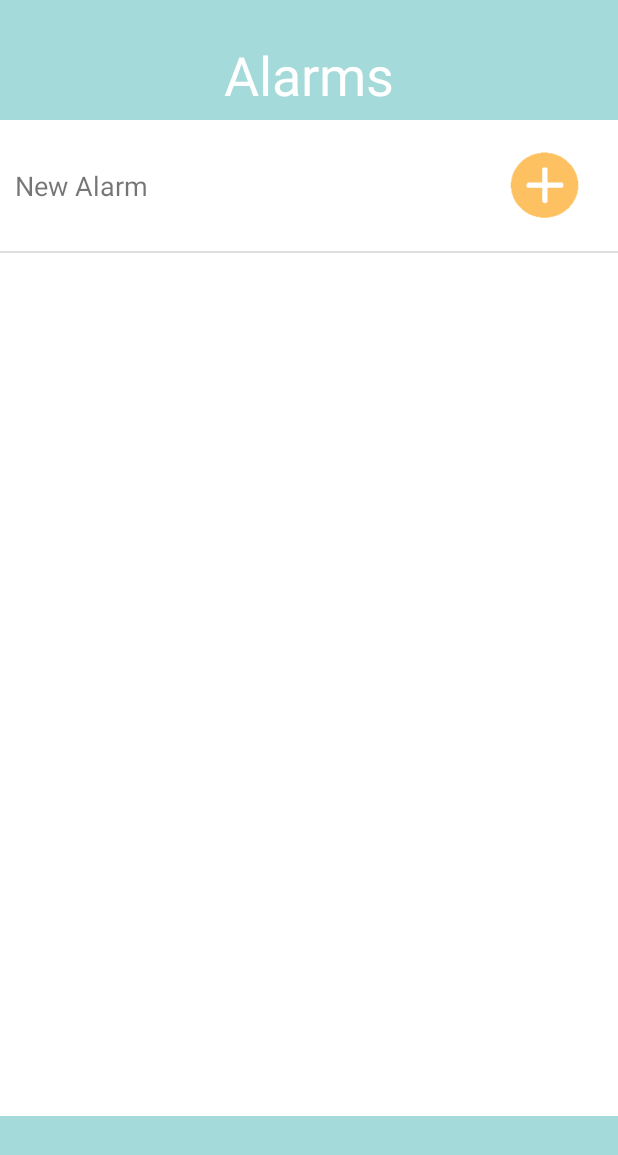
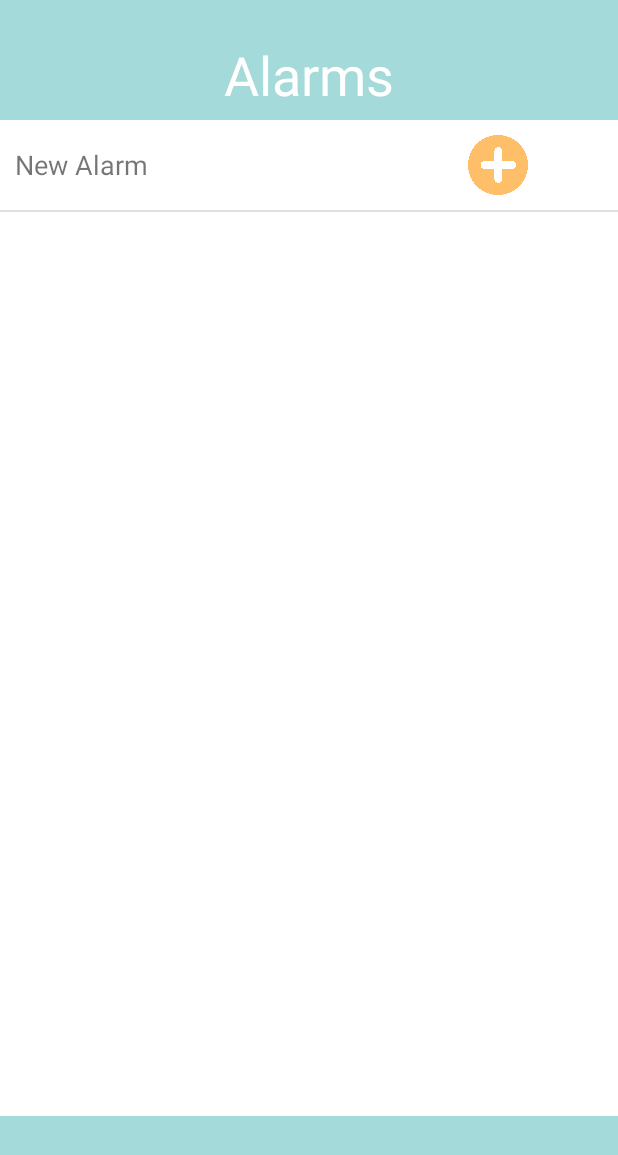
Before and after one commit to Brendan101/pico, an Android app: the AlarmListActivity screen opened directly, with no data from a screen before it, on a phone screen of 412 x 824 dp. Shown: the top 1155 px of the screen. Run offline under Robolectric (Android 15) with nearby library versions, the light colour scheme and no system bars; Roboto replaces fonts that are not available here; 1 statement that could not run was skipped.

Commit message:
used the real add icon

```diff
--- a/app/build.gradle
+++ b/app/build.gradle
@@ -25,5 +25,6 @@
         exclude group: 'com.android.support', module: 'support-annotations'
     })
     compile 'com.android.support:appcompat-v7:25.1.1'
+    compile 'com.android.support.constraint:constraint-layout:1.0.2'
     testCompile 'junit:junit:4.12'
 }
--- a/app/src/main/res/layout/listview_footer.xml
+++ b/app/src/main/res/layout/listview_footer.xml
@@ -11,7 +11,7 @@
         android:id="@+id/newAlarmView"
         android:layout_width="0sp"
         android:layout_height="fill_parent"
-        android:layout_weight="0.83"
+        android:layout_weight="0.34"
         android:gravity="center_vertical"
         android:text="New Alarm"
         android:textAppearance="?android:attr/textAppearanceSmall"
@@ -19,10 +19,11 @@
 
     <ImageButton
         android:id="@+id/addAlarmBtn"
-        android:layout_width="78dp"
-        android:layout_height="67dp"
+        android:layout_width="40dp"
+        android:layout_height="40dp"
         android:background="@color/primaryWhite"
         android:scaleType="fitCenter"
-        android:src="@drawable/add_icon_placeholder" />
+        android:layout_marginRight="50dp"
+        android:src="@drawable/pico_symbols_add" />
 
 </LinearLayout>
--- a/app/src/main/res/layout/listview_item_row.xml
+++ b/app/src/main/res/layout/listview_item_row.xml
@@ -28,6 +28,7 @@
     <Switch
         android:id="@+id/activeSwitch"
         android:layout_width="124dp"
-        android:layout_height="fill_parent" />
+        android:layout_height="fill_parent"
+        android:layout_marginRight="50dp"/>
 
 </LinearLayout>
```
Also changed, not shown: app/src/main/java/com/app/pico/AlarmActivity.java (added, +13 -0 lines), app/src/main/res/layout/activity_alarm.xml (added, +9 -0 lines), app/src/main/res/drawable/add_icon_placeholder.png (deleted), app/src/main/res/drawable/pico_symbols_add.png (added).
